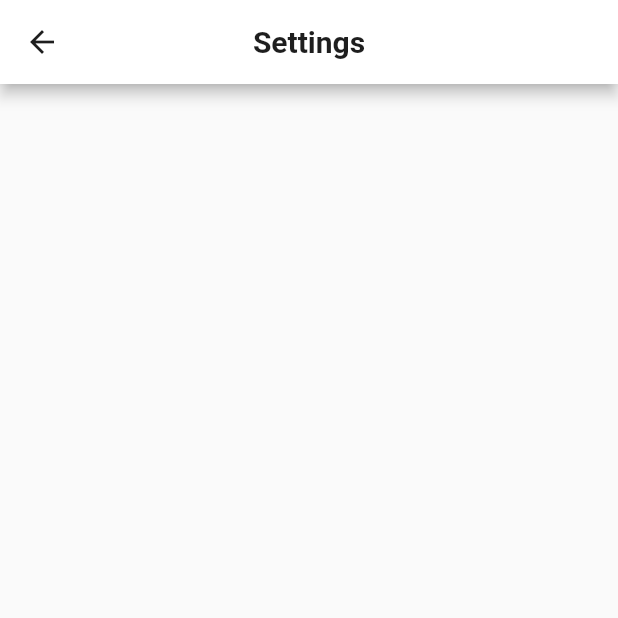
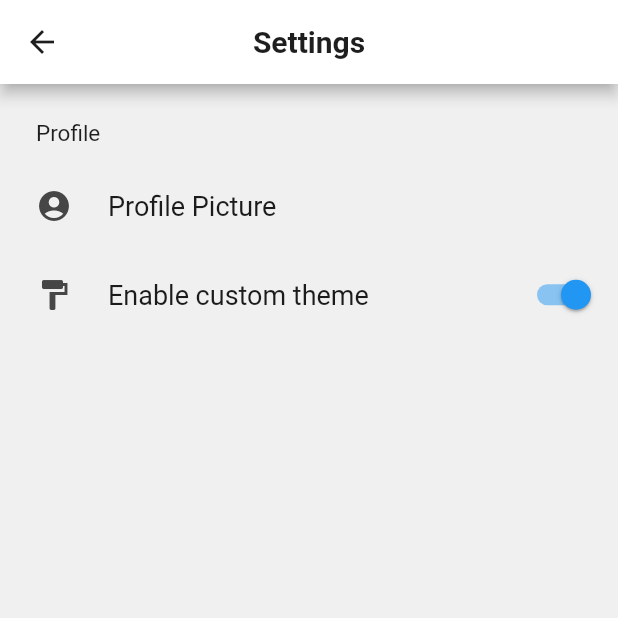
Before and after one commit to mycoalchen/Tunestreak, a Flutter app: the Settings screen opened directly, on a phone screen of 412 x 824 dp, the top half of it. Run offline on Flutter 3.47's test engine with Material 2 defaults, Android fonts, the phone set to English and light mode, and no system bars; drawn by our look-alikes of settings_ui; our stand-ins replace cloud_firestore, firebase_auth, firebase_core, flutter_secure_storage; missing offline and left inert: flutter_inappwebview, spotify; accounts and stored records are empty; generated files the repository leaves out were written again.

Commit message:
setup settings page ui

```diff
--- a/lib/constants.dart
+++ b/lib/constants.dart
@@ -81,6 +81,11 @@ TextStyle titleTextStyle = const TextStyle(
   fontSize: 20,
 );
 
+TextStyle settingsTitleStyle = const TextStyle(
+  color: darkGray,
+  fontSize: 15,
+);
+
 const circleColor = Color.fromRGBO(210, 210, 210, 1);
 const teal = Color(0xff2bd4b2);
 const spotifyGreen = Color.fromRGBO(28, 215, 96, 1);
--- a/lib/settings.dart
+++ b/lib/settings.dart
@@ -1,5 +1,6 @@
 import 'package:flutter/material.dart';
-import 'package:tunestreak/constants.dart';
+import 'package:settings_ui/settings_ui.dart';
+import 'constants.dart';
 
 class Settings extends StatefulWidget {
   const Settings({Key? key}) : super(key: key);
@@ -24,7 +25,30 @@ class _SettingsState extends State<Settings> {
           'Settings',
           style: titleTextStyle,
         )
-      )
+      ),
+      body: SettingsList(
+        sections: [
+          SettingsSection(
+            title: Text(
+              'Profile',
+              style: settingsTitleStyle,
+            ),
+            tiles: <SettingsTile>[
+              SettingsTile.navigation(
+                leading: Icon(Icons.account_circle),
+                title: Text('Profile Picture'),
+
+              ),
+              SettingsTile.switchTile(
+                onToggle: (value) {},
+                initialValue: true,
+                leading: Icon(Icons.format_paint),
+                title: Text('Enable custom theme'),
+              ),
+            ],
+          ),
+        ],
+      ),
     );
   }
 }
--- a/pubspec.yaml
+++ b/pubspec.yaml
@@ -46,6 +46,7 @@ dependencies:
   shared_preferences: ^2.0.15
   cloud_firestore: ^3.1.18
   flutter_secure_storage: ^5.0.2
+  settings_ui: ^2.0.2
 
 dev_dependencies:
   flutter_test:
```
Also changed, not shown: lib/home_app_bar.dart (+4 -4 lines), lib/signup2.dart (+7 -4 lines), lib/user_provider.dart (added, +7 -0 lines), pubspec.lock.
